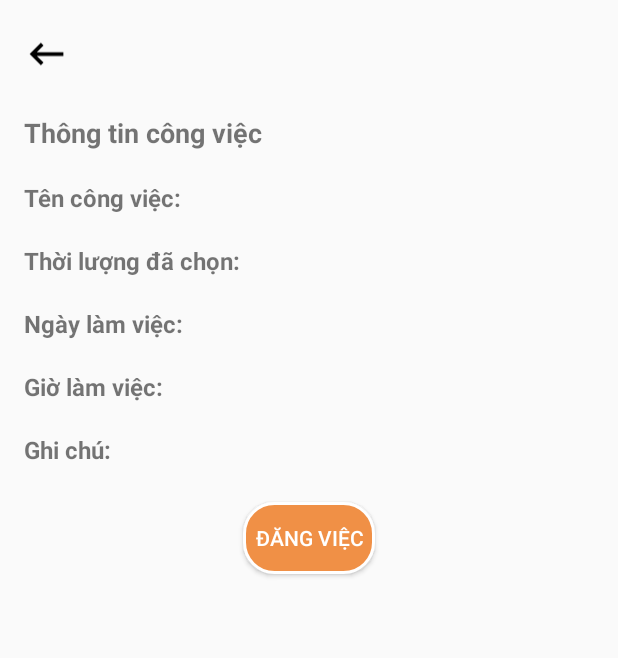
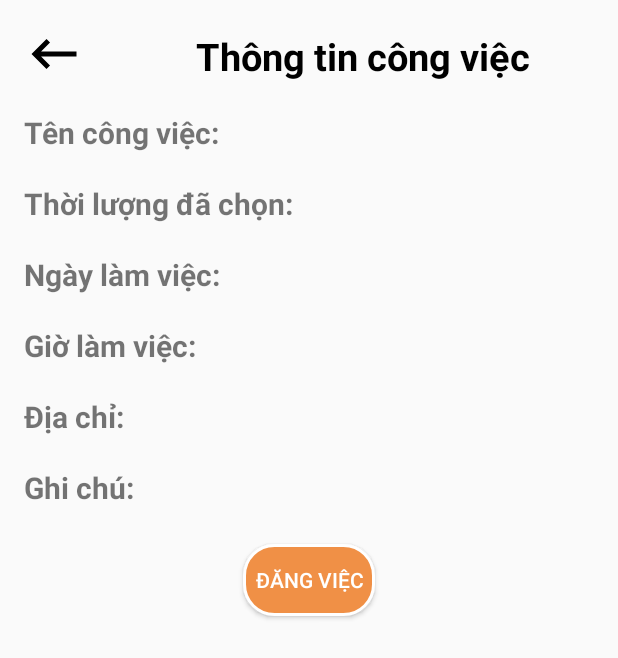
Before and after one commit to manhkhue/AppGiupViec_CNPM, an Android app: the layout activity_dat_app2.xml on its own in the app's theme, with its tools: preview values and no code run, on a phone screen of 412 x 824 dp. Shown: the top 658 px of the screen. Run offline under Robolectric (Android 15) with nearby library versions, the phone set to English and light mode, and no system bars.

Commit message:
hung cmt

```diff
--- a/app/src/main/java/com/example/appgiupviec/DatApp1Activity.java
+++ b/app/src/main/java/com/example/appgiupviec/DatApp1Activity.java
@@ -36,7 +36,7 @@ public class DatApp1Activity extends AppCompatActivity {
         setContentView(R.layout.activity_dat_app1);
         AnhXa();
         setClick();
-
+        Init();
 
 
     }
@@ -82,7 +82,7 @@ public class DatApp1Activity extends AppCompatActivity {
         Day = findViewById(R.id.Day);
         Hours = findViewById(R.id.Hours);
         ghiChu11 = findViewById(R.id.GhiChu11);
-        tvDiaChi = findViewById(R.id.TVDiaChi);
+        tvDiaChi = findViewById(R.id.TVDiaChi1);
     }
 
     private void setClick(){
--- a/app/src/main/java/com/example/appgiupviec/DatApp2Activity.java
+++ b/app/src/main/java/com/example/appgiupviec/DatApp2Activity.java
@@ -1,4 +1,6 @@
 package com.example.appgiupviec;
+
+import static com.example.appgiupviec.LoginActivity.user;
 
 import androidx.appcompat.app.AppCompatActivity;
 
@@ -14,7 +16,7 @@ public class DatApp2Activity extends AppCompatActivity {
 
     private ImageView imgBack;
     private Button btnDangViec;
-    private TextView tvThoiLuongValue, tvNgayLamViecValue, tvGioLamViecValue, tvGhiChuValue, tvTenDichVu;
+    private TextView tvThoiLuongValue, tvNgayLamViecValue, tvGioLamViecValue, tvGhiChuValue, tvTenDichVu, tvDiaChi;
 
     @Override
     protected void onCreate(Bundle savedInstanceState) {
@@ -27,6 +29,7 @@ public class DatApp2Activity extends AppCompatActivity {
         tvGioLamViecValue = findViewById(R.id.tvGioLamViecTitle);
         tvGhiChuValue = findViewById(R.id.tvGhiChuTitle);
         tvTenDichVu = findViewById(R.id.tvTenCongViec);
+        tvDiaChi = findViewById(R.id.tvDiaChiTitle);
         Bundle bundle = getIntent().getBundleExtra("data");
         String tenDichVu = bundle.getString("TenDichVu");
         String selectedThoiLuong = bundle.getString("ThoiLuong");
@@ -39,6 +42,7 @@ public class DatApp2Activity extends AppCompatActivity {
         tvNgayLamViecValue.setText("Ngày làm việc: "+ngayLamViec);
         tvGioLamViecValue.setText("Giờ làm việc: "+gioLamViec);
         tvGhiChuValue.setText("Ghi chú: "+ ghiChu);
+        tvDiaChi.setText("Địa chỉ: "+user.getDiaChi());
 
         btnDangViec.setOnClickListener(new View.OnClickListener() {
             @Override
--- a/app/src/main/res/layout/activity_dat_app1.xml
+++ b/app/src/main/res/layout/activity_dat_app1.xml
@@ -42,7 +42,7 @@
                     android:textSize="20sp"
                     android:textStyle="bold" />
                 <TextView
-                    android:id="@+id/TVDiaChi"
+                    android:id="@+id/TVDiaChi1"
                     android:layout_width="wrap_content"
                     android:layout_height="wrap_content"
                     android:layout_toRightOf="@id/tt_dia_chi"
--- a/app/src/main/res/layout/activity_dat_app2.xml
+++ b/app/src/main/res/layout/activity_dat_app2.xml
@@ -6,22 +6,24 @@
 
     <ImageView
         android:id="@+id/img_BackDH2"
-        android:layout_width="30dp"
+        android:layout_width="40dp"
         android:layout_height="40dp"
         android:src="@drawable/baseline_keyboard_backspace_24"
         android:layout_marginStart="16dp"
         android:layout_marginTop="16dp"
         app:layout_constraintStart_toStartOf="parent"
         app:layout_constraintTop_toTopOf="parent" />
-
     <TextView
         android:id="@+id/tvThongTinCongViec"
-        android:layout_width="wrap_content"
+        android:layout_width="match_parent"
+        android:gravity="center_horizontal"
         android:layout_height="wrap_content"
         android:text="Thông tin công việc"
-        android:textSize="18sp"
+        android:textSize="25sp"
+        android:textColor="#000"
         android:textStyle="bold"
-        android:layout_below="@id/img_BackDH2"
+        android:layout_toRightOf="@id/img_BackDH2"
+
         android:layout_marginTop="20dp"
         android:layout_marginStart="16dp" />
 
@@ -30,7 +32,7 @@
         android:layout_width="wrap_content"
         android:layout_height="wrap_content"
         android:text="Tên công việc:"
-        android:textSize="16sp"
+        android:textSize="20sp"
         android:textStyle="bold"
         android:layout_below="@id/tvThongTinCongViec"
         android:layout_marginTop="20dp"
@@ -41,22 +43,11 @@
         android:layout_width="wrap_content"
         android:layout_height="wrap_content"
         android:text="Thời lượng đã chọn:"
-        android:textSize="16sp"
+        android:textSize="20sp"
         android:textStyle="bold"
         android:layout_below="@id/tvTenCongViec"
         android:layout_marginTop="20dp"
         android:layout_marginStart="16dp" />
-
-<!--    <TextView-->
-<!--        android:id="@+id/tvThoiLuongValue"-->
-<!--        android:layout_width="wrap_content"-->
-<!--        android:layout_height="wrap_content"-->
-<!--        android:text=""-->
-<!--        android:textSize="16sp"-->
-<!--        android:layout_alignRight="@id/tvThoiLuongTitle"-->
-<!--        android:layout_below="@id/tvThoiLuongTitle"-->
-<!--        android:layout_marginTop="20dp"-->
-<!--        android:layout_marginStart="16dp" />-->
 
     <!-- Bảng thông tin ngày và giờ làm việc đã chọn từ DatApp1Activity -->
     <TextView
@@ -64,42 +55,35 @@
         android:layout_width="wrap_content"
         android:layout_height="wrap_content"
         android:text="Ngày làm việc:"
-        android:textSize="16sp"
+        android:textSize="20sp"
         android:textStyle="bold"
         android:layout_below="@id/tvThoiLuongTitle"
         android:layout_marginTop="20dp"
         android:layout_marginStart="16dp" />
 
-<!--    <TextView-->
-<!--        android:id="@+id/tvNgayLamViecValue"-->
-<!--        android:layout_width="wrap_content"-->
-<!--        android:layout_height="wrap_content"-->
-<!--        android:text=""-->
-<!--        android:textSize="16sp"-->
-<!--        android:layout_below="@id/tvNgayLamViecTitle"-->
-<!--        android:layout_marginTop="8dp"-->
-<!--        android:layout_marginStart="16dp" />-->
+
 
     <TextView
         android:id="@+id/tvGioLamViecTitle"
         android:layout_width="wrap_content"
         android:layout_height="wrap_content"
         android:text="Giờ làm việc:"
-        android:textSize="16sp"
+        android:textSize="20sp"
         android:textStyle="bold"
         android:layout_below="@id/tvNgayLamViecTitle"
         android:layout_marginTop="20dp"
         android:layout_marginStart="16dp" />
 
-<!--    <TextView-->
-<!--        android:id="@+id/tvGioLamViecValue"-->
-<!--        android:layout_width="wrap_content"-->
-<!--        android:layout_height="wrap_content"-->
-<!--        android:text=""-->
-<!--        android:textSize="16sp"-->
-<!--        android:layout_below="@id/tvGioLamViecTitle"-->
-<!--        android:layout_marginTop="8dp"-->
-<!--        android:layout_marginStart="16dp" />-->
+    <TextView
+        android:id="@+id/tvDiaChiTitle"
+        android:layout_width="wrap_content"
+        android:layout_height="wrap_content"
+        android:text="Địa chỉ:"
+        android:textSize="20sp"
+        android:textStyle="bold"
+        android:layout_below="@id/tvGioLamViecTitle"
+        android:layout_marginTop="20dp"
+        android:layout_marginStart="16dp" />
 
     <!-- Bảng thông tin Ghi chú -->
     <TextView
@@ -107,21 +91,13 @@
         android:layout_width="wrap_content"
         android:layout_height="wrap_content"
         android:text="Ghi chú:"
-        android:textSize="16sp"
+        android:textSize="20sp"
         android:textStyle="bold"
-        android:layout_below="@id/tvGioLamViecTitle"
+        android:layout_below="@id/tvDiaChiTitle"
         android:layout_marginTop="20dp"
         android:layout_marginStart="16dp" />
 
-<!--    <TextView-->
-<!--        android:id="@+id/tvGhiChuValue"-->
-<!--        android:layout_width="wrap_content"-->
-<!--        android:layout_height="wrap_content"-->
-<!--        android:text=""-->
-<!--        android:textSize="16sp"-->
-<!--        android:layout_below="@id/tvGhiChuTitle"-->
-<!--        android:layout_marginTop="8dp"-->
-<!--        android:layout_marginStart="16dp" />-->
+
 
     <!-- Nút Đăng việc -->
     <Button
```
